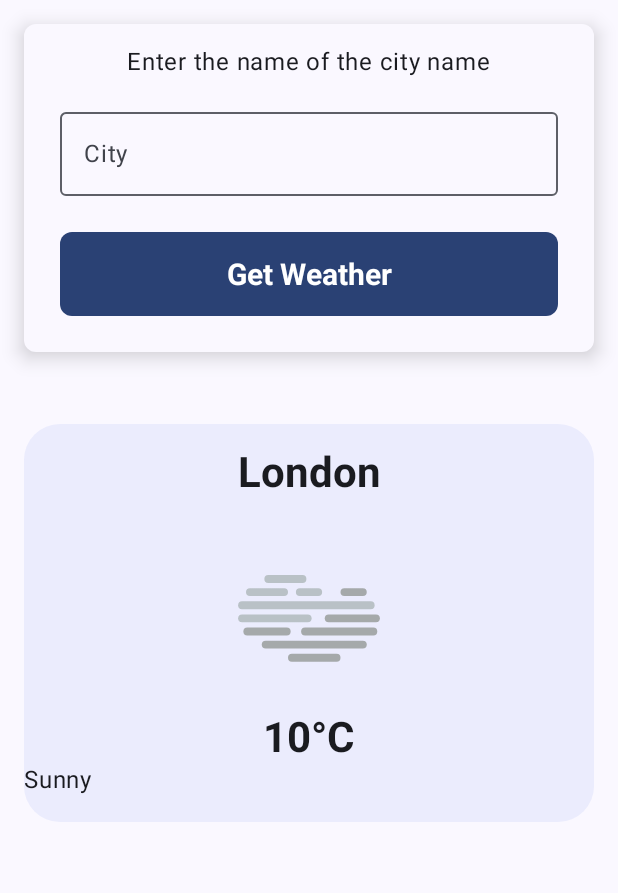
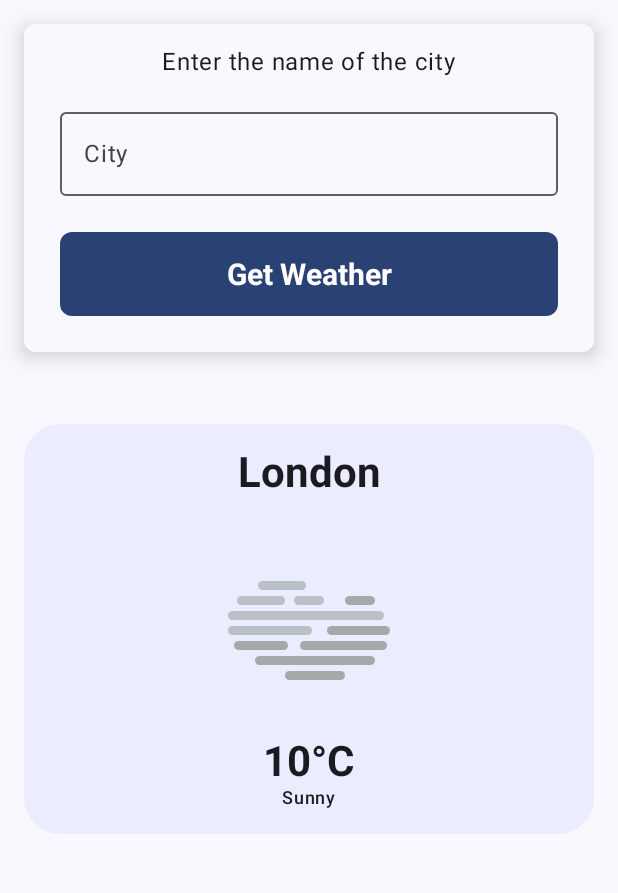
Before and after one commit to cban/SimpleWeatherApp, an Android app built with Jetpack Compose: the @Preview function WeatherContentPreview, on a phone screen of 412 x 824 dp, the part 96-989 px from its top. Run offline under Robolectric (Android 15) with nearby library versions, the phone set to English and light mode, and no system bars; pictures from the network do not load.

Commit message:
code cleaning

```diff
--- a/app/src/main/java/com/application/simpleweatherapp/ui/components/WeatherIcon.kt
+++ b/app/src/main/java/com/application/simpleweatherapp/ui/components/WeatherIcon.kt
@@ -14,7 +14,7 @@ import com.application.simpleweatherapp.R
 fun WeatherIcon(url: String, modifier: Modifier = Modifier) {
     SubcomposeAsyncImage(
         modifier = modifier
-            .size(128.dp)
+            .size(144.dp)
             .padding(8.dp),
         model = url,
         contentDescription = "Icon",
--- a/app/src/main/java/com/application/simpleweatherapp/ui/home/CurrentWeatherHomeScreen.kt
+++ b/app/src/main/java/com/application/simpleweatherapp/ui/home/CurrentWeatherHomeScreen.kt
@@ -10,7 +10,9 @@ import androidx.compose.foundation.layout.fillMaxSize
 import androidx.compose.foundation.layout.fillMaxWidth
 import androidx.compose.foundation.layout.height
 import androidx.compose.foundation.layout.padding
+import androidx.compose.foundation.rememberScrollState
 import androidx.compose.foundation.shape.RoundedCornerShape
+import androidx.compose.foundation.verticalScroll
 import androidx.compose.material3.Card
 import androidx.compose.material3.CardDefaults
 import androidx.compose.material3.ExperimentalMaterial3Api
@@ -98,7 +100,8 @@ fun WeatherContent(
         Column(
             modifier = Modifier
                 .padding(paddingValues)
-                .fillMaxSize(),
+                .fillMaxSize()
+                .verticalScroll(rememberScrollState()),
             horizontalAlignment = Alignment.CenterHorizontally
         ) {
 
@@ -247,7 +250,12 @@ private fun CurrentWeatherData(
                     weather.temperatureCelsius,
                     style = MaterialTheme.typography.headlineLarge,
                 )
-                Text(weather.description, modifier = modifier.padding(bottom = 16.dp))
+                Text(
+                    weather.description,
+                    style = MaterialTheme.typography.labelMedium,
+                    modifier = Modifier
+                        .padding(bottom = 16.dp)
+                )
             }
         }
     }
--- a/app/src/main/res/values/strings.xml
+++ b/app/src/main/res/values/strings.xml
@@ -5,7 +5,7 @@
     <string name="error_city_not_found">City not found, Please enter a valid city name.</string>
     <string name="error_server">Server error</string>
     <string name="no_weather_data_available">No Weather data available</string>
-    <string name="enter_city_name">Enter the name of the city name</string>
+    <string name="enter_city_name">Enter the name of the city </string>
     <string name="get_weather">Get Weather</string>
     <string name="city">City</string>
     <string name="error_field_cannot_be_empty">field cannot be empty</string>
```
